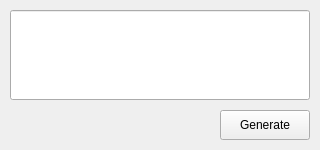
First picture: the form in part1/studyPython/ttsApp.ui, repository mini9155/miniprogects, before the edit.
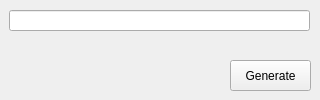
Second picture: the form after the edit.

Patch:
```diff
--- a/part1/studyPython/ttsApp.ui
+++ b/part1/studyPython/ttsApp.ui
@@ -7,19 +7,25 @@
     <x>0</x>
     <y>0</y>
     <width>320</width>
-    <height>150</height>
+    <height>100</height>
    </rect>
   </property>
+  <property name="sizePolicy">
+   <sizepolicy hsizetype="Fixed" vsizetype="Fixed">
+    <horstretch>0</horstretch>
+    <verstretch>0</verstretch>
+   </sizepolicy>
+  </property>
   <property name="minimumSize">
    <size>
     <width>320</width>
-    <height>150</height>
+    <height>100</height>
    </size>
   </property>
   <property name="maximumSize">
    <size>
     <width>320</width>
-    <height>150</height>
+    <height>100</height>
    </size>
   </property>
   <property name="windowTitle">
@@ -28,20 +34,20 @@
   <widget class="QLineEdit" name="txtQrData">
    <property name="geometry">
     <rect>
-     <x>10</x>
+     <x>9</x>
      <y>10</y>
-     <width>300</width>
-     <height>90</height>
+     <width>301</width>
+     <height>21</height>
     </rect>
    </property>
   </widget>
   <widget class="QPushButton" name="btnQrGen">
    <property name="geometry">
     <rect>
-     <x>220</x>
-     <y>110</y>
-     <width>90</width>
-     <height>30</height>
+     <x>230</x>
+     <y>60</y>
+     <width>81</width>
+     <height>31</height>
     </rect>
    </property>
    <property name="text">
```
Left out of the diff: 6 changed lines with no effect on the pictures.
